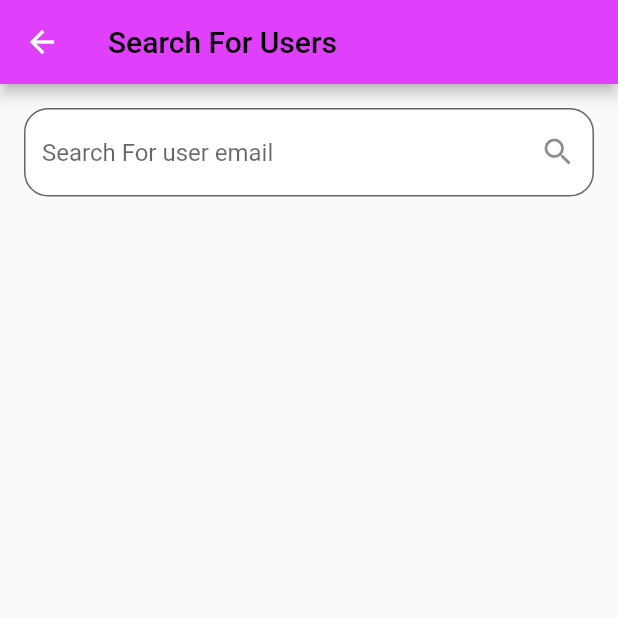
After one commit to abulkalamjaan/Kabootar-Chat-App, a Flutter app: the SearchPage screen opened by its route, on a phone screen of 412 x 824 dp, the top half of it. The commit adds this screen. Run offline on Flutter 3.47's test engine with Material 2 defaults, Android fonts, the phone set to English and light mode, and no system bars; our stand-ins replace cloud_firestore, firebase_auth, firebase_core, get, get_storage, google_fonts and 1 more; missing offline and left inert: dart:ffi, flutterflow_paginate_firestore; accounts and stored records are empty.

Commit message:
search added

```diff
--- /dev/null
+++ b/lib/controllers/search_controller.dart
@@ -0,0 +1,34 @@
+import 'package:cloud_firestore/cloud_firestore.dart';
+import 'package:firebase_core/firebase_core.dart';
+import 'package:get/get.dart';
+import 'package:my_first_flutter_project/database/user.dart';
+import 'package:my_first_flutter_project/resources/strings.dart';
+
+class SearchController extends GetxController {
+  RxBool busy = false.obs;
+  final RxList<UserModel> users = <UserModel>[].obs;
+
+  search(String pattern) async {
+    try {
+      _toggle();
+      //search
+      var usersFromFirebase = await FirebaseFirestore.instance
+          .collection(StringUtils.kUsers)
+          .where('email', isEqualTo: pattern)
+          .get();
+      users.clear();
+      for (var data in usersFromFirebase.docs) {
+        users.add(UserModel.fromJson(data.data()));
+      }
+    } on FirebaseException catch (e) {
+      Get.snackbar('Searching failed', e.message.toString());
+    } finally {
+      _toggle();
+    }
+  }
+
+  _toggle() {
+    busy.toggle();
+    update();
+  }
+}
--- a/lib/resources/strings.dart
+++ b/lib/resources/strings.dart
@@ -1,4 +1,4 @@
 class StringUtils {
   static String logo = 'assets/logo.png';
-  static String kUsers = 'Users';
+  static String kUsers = 'Users', kFriends = 'Friends';
 }
--- a/lib/routes/main_routes.dart
+++ b/lib/routes/main_routes.dart
@@ -2,6 +2,7 @@ import 'package:flutter/material.dart';
 import 'package:my_first_flutter_project/ui/pages/auth/auth.dart';
 import 'package:my_first_flutter_project/ui/pages/auth/reset_pass.dart';
 import 'package:my_first_flutter_project/ui/pages/home.dart';
+import 'package:my_first_flutter_project/ui/pages/search.dart';
 import 'package:my_first_flutter_project/ui/pages/welcome.dart';
 
 class MainRoutes {
@@ -11,5 +12,6 @@ class MainRoutes {
     AuthPage.route: (context) => AuthPage(),
     ForgetPassPage.route: (p0) => ForgetPassPage(),
     HomePage.route: (p0) => HomePage(),
+    SearchPage.route: (p0) => SearchPage(),
   };
 }
--- /dev/null
+++ b/lib/ui/pages/search.dart
@@ -0,0 +1,70 @@
+import 'package:flutter/cupertino.dart';
+import 'package:flutter/material.dart';
+import 'package:get/get.dart';
+import 'package:my_first_flutter_project/controllers/search_controller.dart';
+import 'package:my_first_flutter_project/ui/views/loading.dart';
+
+class SearchPage extends StatelessWidget {
+  static String route = '/search';
+  SearchPage({super.key});
+  final _search = TextEditingController();
+  final _controller = SearchController();
+
+  @override
+  Widget build(BuildContext context) {
+    return Scaffold(
+      appBar: AppBar(
+        title: const Text("Search For Users"),
+      ),
+      body: Container(
+        padding: const EdgeInsets.all(16),
+        child: Column(
+          children: [
+            TextFormField(
+              controller: _search,
+              decoration: InputDecoration(
+                  hintText: 'Search For user email',
+                  suffixIcon: Obx(
+                    () => _controller.busy.isTrue
+                        ? const LoadingView()
+                        : IconButton(
+                            onPressed: () async {
+                              if (_search.text.isNotEmpty) {
+                                //do search
+                                _controller.search(_search.text);
+                              }
+                            },
+                            icon: const Icon(Icons.search),
+                          ),
+                  )),
+            ),
+            Obx(
+              () => _controller.busy.isTrue
+                  ? const LoadingView()
+                  : Expanded(
+                      flex: 2,
+                      child: ListView.separated(
+                        separatorBuilder: (context, index) => const Divider(),
+                        shrinkWrap: true,
+                        itemBuilder: ((context, index) => ListTile(
+                              trailing: IconButton(
+                                icon: const Icon(Icons.add),
+                                onPressed: () async {
+                                  //add into chat list then start chating.
+                                  Get.back(result: _controller.users[index]);
+                                },
+                              ),
+                              title: Text(
+                                  _controller.users[index].name.toString()),
+                              subtitle: Text(_controller.users[index].email),
+                            )),
+                        itemCount: _controller.users.length,
+                      ),
+                    ),
+            )
+          ],
+        ),
+      ),
+    );
+  }
+}
--- a/pubspec.yaml
+++ b/pubspec.yaml
@@ -39,7 +39,9 @@ dependencies:
   cloud_firestore:
   firebase_auth:
   get: ^4.6.5
+
   get_storage:
+  flutterflow_paginate_firestore: ^1.0.3+1
 dev_dependencies:
   flutter_test:
     sdk: flutter
```
Also changed, not shown: lib/controllers/chat_controller.dart (added, +33 -0 lines), lib/ui/pages/home.dart (+38 -14 lines), pubspec.lock.
